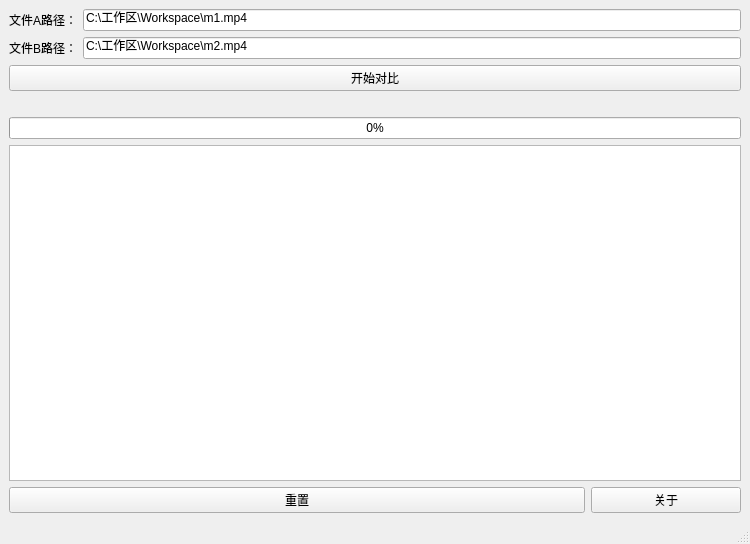
Above: mainwindow.ui from laisc7301/RuihuoFileComparison before the change. Below: the same form after it.
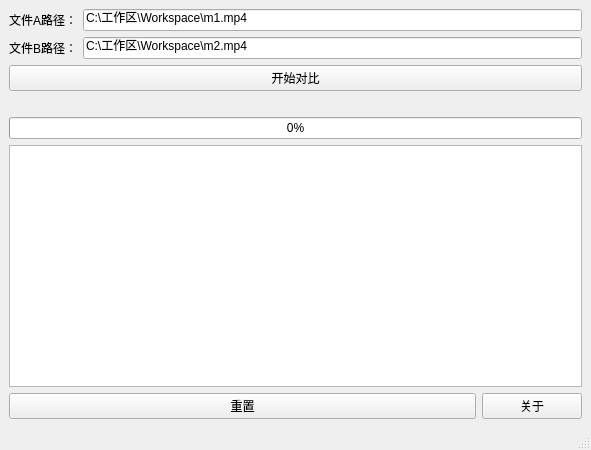
That is the form after the change. Custom widgets are drawn as their Qt base class.

The edit to the form file:
```diff
--- a/mainwindow.ui
+++ b/mainwindow.ui
@@ -6,8 +6,8 @@
    <rect>
     <x>0</x>
     <y>0</y>
-    <width>750</width>
-    <height>544</height>
+    <width>591</width>
+    <height>450</height>
    </rect>
   </property>
   <property name="acceptDrops">
@@ -109,7 +109,7 @@
          <widget class="QPushButton" name="aboutButton">
           <property name="maximumSize">
            <size>
-            <width>150</width>
+            <width>100</width>
             <height>16777215</height>
            </size>
           </property>
```
Left out of the diff: 2 changed lines with no effect on the pictures.
